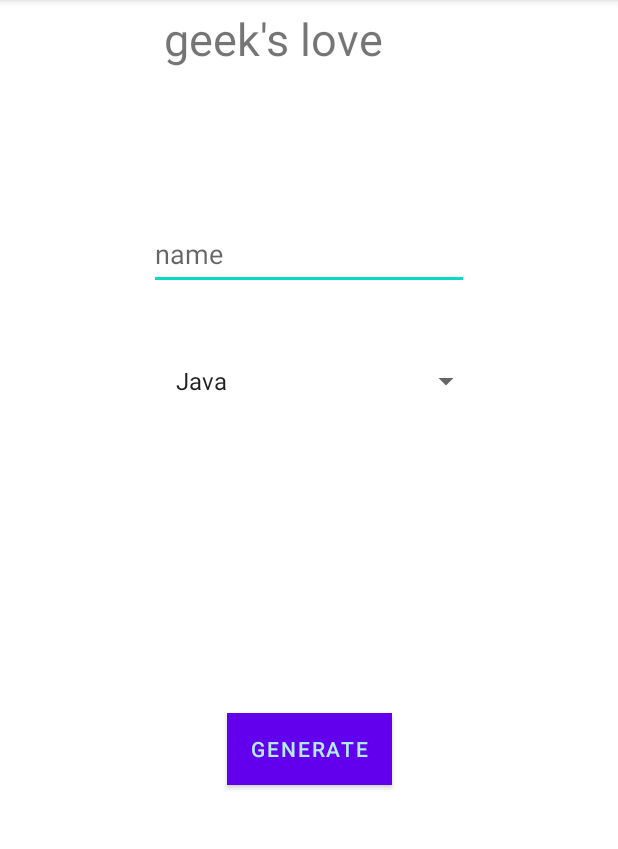
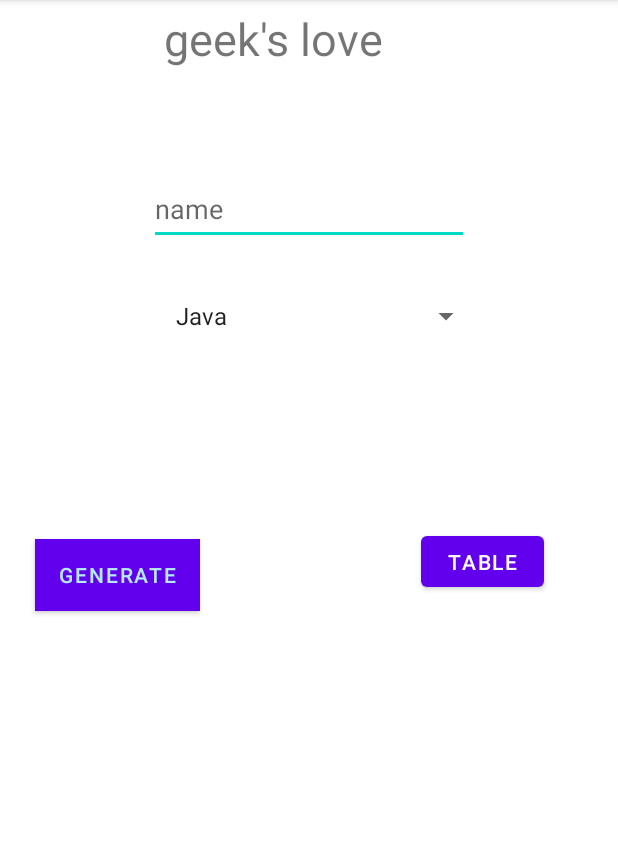
Before and after one commit to charbelhayek-cs/csc498G-Geek-sLoveCalculatorApp, an Android app: the screen it shows after launch (MainActivity), on a phone screen of 412 x 824 dp, the part 84-933 px from its top. Run offline under Robolectric (Android 15) with nearby library versions, the phone set to English and light mode, and no system bars.

Commit message:
fadded another main activity so that i can put the table in it and made the connection through 2 buttons one in the main activity and the second one in the mainActivity2 so i can go back and forth(maybe will delete it later because i may not be able to get the details from the first page to the second)

```diff
--- a/app/src/main/AndroidManifest.xml
+++ b/app/src/main/AndroidManifest.xml
@@ -10,6 +10,9 @@
         android:supportsRtl="true"
         android:theme="@style/Theme.Csc498GGeeksloveappcalculator">
         <activity
+            android:name=".MainActivity2"
+            android:exported="false" />
+        <activity
             android:name=".MainActivity"
             android:exported="true">
             <intent-filter>
--- a/app/src/main/res/layout/activity_main.xml
+++ b/app/src/main/res/layout/activity_main.xml
@@ -16,9 +16,10 @@
         android:textColor="#B2EBF2"
         app:layout_constraintBottom_toBottomOf="parent"
         app:layout_constraintEnd_toEndOf="parent"
+        app:layout_constraintHorizontal_bias="0.078"
         app:layout_constraintStart_toStartOf="parent"
         app:layout_constraintTop_toTopOf="parent"
-        app:layout_constraintVertical_bias="0.65999997" />
+        app:layout_constraintVertical_bias="0.499" />
 
     <TextView
         android:id="@+id/textView"
@@ -128,4 +129,17 @@
         app:layout_constraintVertical_bias="0.7"
         app:srcCompat="@drawable/sql" />
 
+    <Button
+        android:id="@+id/table"
+        android:layout_width="82dp"
+        android:layout_height="46dp"
+        android:onClick="table"
+        android:text="table"
+        app:layout_constraintBottom_toTopOf="@+id/html"
+        app:layout_constraintEnd_toEndOf="parent"
+        app:layout_constraintHorizontal_bias="0.75"
+        app:layout_constraintStart_toEndOf="@+id/button"
+        app:layout_constraintTop_toBottomOf="@+id/spinner"
+        app:layout_constraintVertical_bias="0.495" />
+
 </androidx.constraintlayout.widget.ConstraintLayout>
```
Also changed, not shown: app/src/main/java/com/charbelhayek/csc498g_geeks_love_app_calculator/MainActivity.java (+9 -0 lines), app/src/main/java/com/charbelhayek/csc498g_geeks_love_app_calculator/MainActivity2.java (added, +23 -0 lines), app/src/main/res/layout/activity_main2.xml (added, +45 -0 lines), app/src/main/res/values/strings.xml (line endings or trailing spaces).
